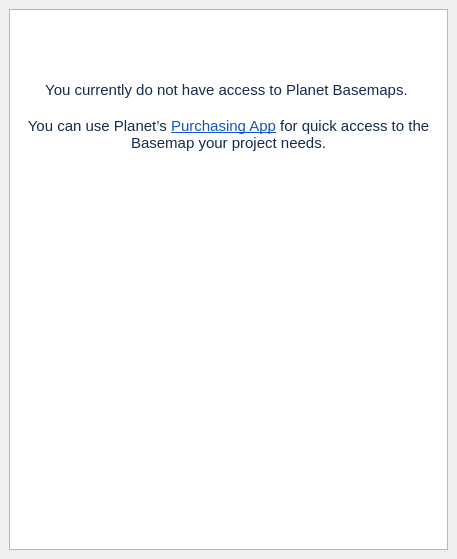
The window that planet_explorer/ui/basemaps_widget.ui (planetlabs/qgis-planet-plugin) describes before a commit, drawn with Qt 5.
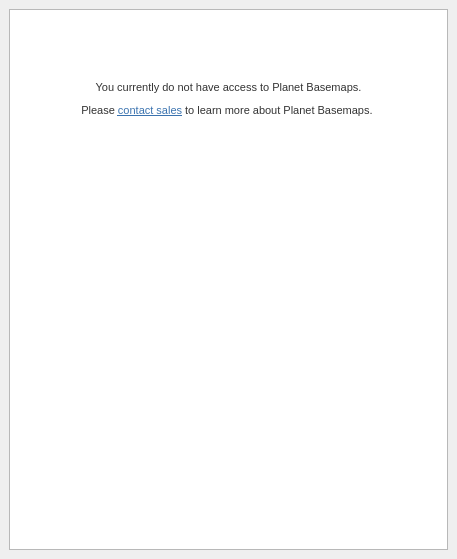
The same window after the commit. The open tabs and pages were chosen to show the change. Icons and pictures are not drawn. Custom widgets are drawn as their Qt base class.

Commit message: changed message to show when user has no access to basemaps

The edit to the form file:
```diff
--- a/planet_explorer/ui/basemaps_widget.ui
+++ b/planet_explorer/ui/basemaps_widget.ui
@@ -1207,9 +1207,8 @@
 &lt;p align=&quot;center&quot; style=&quot;-qt-paragraph-type:empty; margin-top:0px; margin-bottom:0px; margin-left:0px; margin-right:0px; -qt-block-indent:0; text-indent:0px; font-family:'Montserrat,sans-serif'; font-size:11pt; color:#172b4d;&quot;&gt;&lt;br /&gt;&lt;/p&gt;
 &lt;p align=&quot;center&quot; style=&quot;-qt-paragraph-type:empty; margin-top:0px; margin-bottom:0px; margin-left:0px; margin-right:0px; -qt-block-indent:0; text-indent:0px; font-family:'Montserrat,sans-serif'; font-size:11pt; color:#172b4d;&quot;&gt;&lt;br /&gt;&lt;/p&gt;
 &lt;p align=&quot;center&quot; style=&quot;-qt-paragraph-type:empty; margin-top:0px; margin-bottom:0px; margin-left:0px; margin-right:0px; -qt-block-indent:0; text-indent:0px; font-family:'Montserrat,sans-serif'; font-size:11pt; color:#172b4d;&quot;&gt;&lt;br /&gt;&lt;/p&gt;
-&lt;p align=&quot;center&quot; style=&quot; margin-top:0px; margin-bottom:0px; margin-left:0px; margin-right:0px; -qt-block-indent:0; text-indent:0px;&quot;&gt;&lt;span style=&quot; font-family:'Montserrat,sans-serif'; font-size:11pt; color:#172b4d; background-color:#ffffff;&quot;&gt;You currently do not have access to Planet Basemaps. &lt;/span&gt;&lt;/p&gt;
-&lt;p style=&quot;-qt-paragraph-type:empty; margin-top:0px; margin-bottom:0px; margin-left:0px; margin-right:0px; -qt-block-indent:0; text-indent:0px; font-family:'Montserrat,sans-serif'; font-size:11pt; color:#172b4d;&quot;&gt;&lt;br /&gt;&lt;/p&gt;
-&lt;p align=&quot;center&quot; style=&quot; margin-top:0px; margin-bottom:0px; margin-left:0px; margin-right:0px; -qt-block-indent:0; text-indent:0px;&quot;&gt;&lt;span style=&quot; font-family:'Montserrat,sans-serif'; font-size:11pt; color:#172b4d; background-color:#ffffff;&quot;&gt;You can use Planet’s &lt;/span&gt;&lt;a href=&quot;https://www.planet.com/purchase/&quot;&gt;&lt;span style=&quot; font-family:'Montserrat,sans-serif'; font-size:11pt; text-decoration: underline; color:#1155cc; background-color:#ffffff;&quot;&gt;Purchasing App&lt;/span&gt;&lt;/a&gt;&lt;span style=&quot; font-family:'Montserrat,sans-serif'; font-size:11pt; color:#172b4d; background-color:#ffffff;&quot;&gt; for quick access to the Basemap your project needs.&lt;/span&gt;&lt;/p&gt;&lt;/body&gt;&lt;/html&gt;</string>
+&lt;p align=&quot;center&quot; style=&quot; margin-top:0px; margin-bottom:0px; margin-left:0px; margin-right:0px; -qt-block-indent:0; text-indent:0px;&quot;&gt;&lt;span style=&quot; font-family:'Roboto,RobotoDraft,Helvetica,Arial,sans-serif'; font-size:8pt; color:#333333;&quot;&gt;You currently do not have access to Planet Basemaps.&lt;/span&gt;&lt;/p&gt;
+&lt;p align=&quot;center&quot; style=&quot; margin-top:10px; margin-bottom:0px; margin-left:0px; margin-right:0px; -qt-block-indent:0; text-indent:0px; background-color:#ffffff;&quot;&gt;&lt;span style=&quot; font-family:'Roboto,RobotoDraft,Helvetica,Arial,sans-serif'; font-size:8pt; color:#333333;&quot;&gt;Please &lt;/span&gt;&lt;a href=&quot;https://www.planet.com/contact-sales/&quot;&gt;&lt;span style=&quot; font-family:'Roboto,RobotoDraft,Helvetica,Arial,sans-serif'; font-size:8pt; text-decoration: underline; color:#3b73af;&quot;&gt;contact sales&lt;/span&gt;&lt;/a&gt;&lt;span style=&quot; font-family:'Roboto,RobotoDraft,Helvetica,Arial,sans-serif'; font-size:8pt; color:#333333;&quot;&gt; to learn more about Planet Basemaps. &lt;/span&gt;&lt;/p&gt;&lt;/body&gt;&lt;/html&gt;</string>
          </property>
          <property name="openExternalLinks">
           <bool>true</bool>
```
